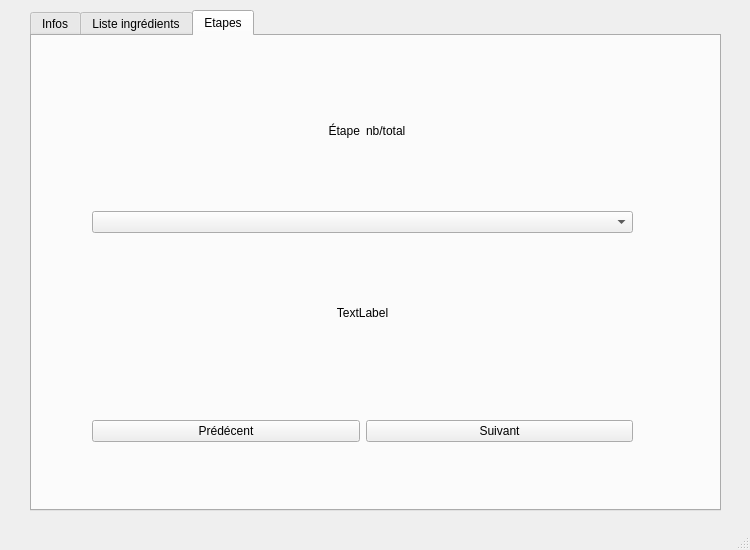
The window that mainwindow.ui (GridexX/Lecteur-Recette-JSON) describes before a commit, drawn with Qt 5.
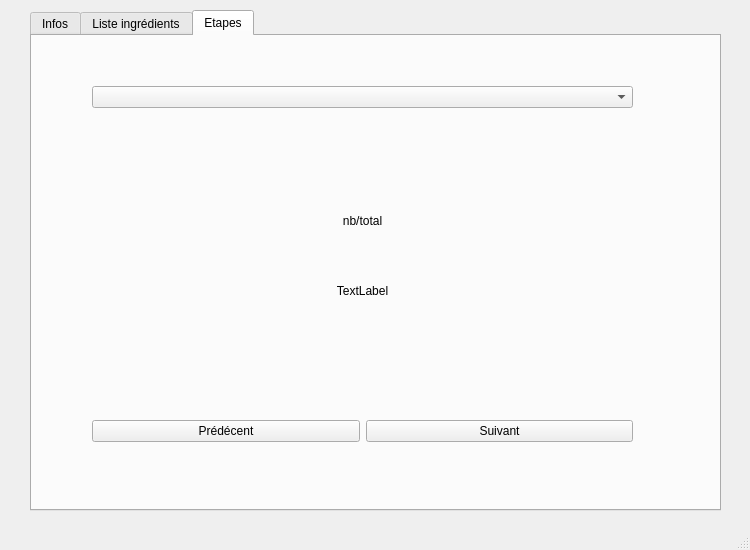
The same window after the commit. The open tabs and pages were chosen to show the change.

Diff of the .ui file:
```diff
--- a/mainwindow.ui
+++ b/mainwindow.ui
@@ -187,23 +187,14 @@
       <property name="geometry">
        <rect>
         <x>60</x>
-        <y>20</y>
+        <y>50</y>
         <width>541</width>
-        <height>331</height>
+        <height>261</height>
        </rect>
       </property>
       <layout class="QVBoxLayout" name="verticalLayout_3">
        <item>
-        <layout class="QHBoxLayout" name="horizontalLayout_5">
-         <item>
-          <widget class="QLabel" name="label_6">
-           <property name="text">
-            <string>Étape</string>
-           </property>
-           <property name="alignment">
-            <set>Qt::AlignRight|Qt::AlignTrailing|Qt::AlignVCenter</set>
-           </property>
-          </widget>
+        <widget class="QComboBox" name="comboEtapes"/>
          </item>
          <item>
           <widget class="QLabel" name="label_8">
@@ -214,14 +205,9 @@
             <string>nb/total</string>
            </property>
            <property name="alignment">
-            <set>Qt::AlignLeading|Qt::AlignLeft|Qt::AlignVCenter</set>
-           </property>
-          </widget>
-         </item>
-        </layout>
-       </item>
-       <item>
-        <widget class="QComboBox" name="comboEtapes"/>
+          <set>Qt::AlignBottom|Qt::AlignHCenter</set>
+         </property>
+        </widget>
        </item>
        <item>
         <widget class="QLabel" name="listeEtapes">
```
Left out of the diff: 2 changed lines with no effect on the pictures. Lines whose indentation alone changed are shown as unchanged.
